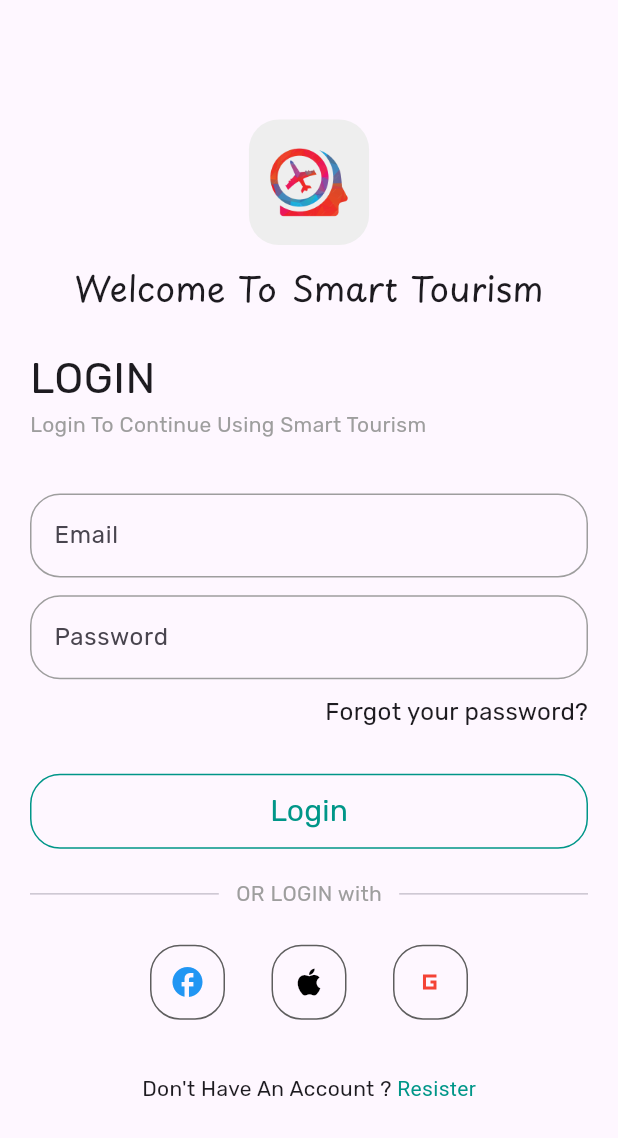
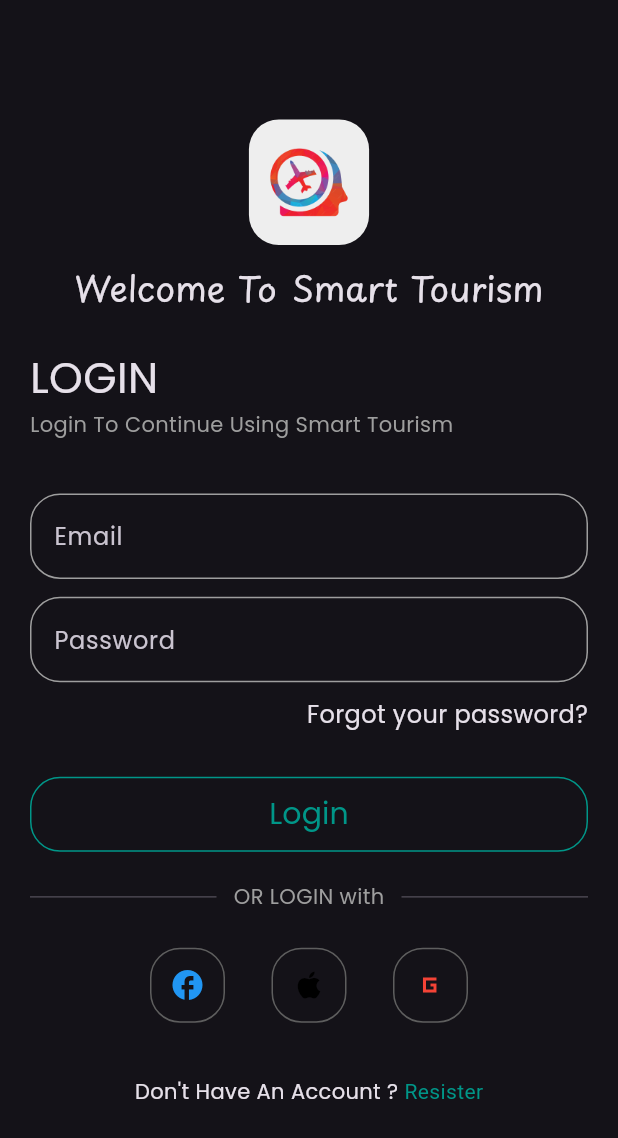
Before and after one commit to ahmedmostafa147/smart_tourism, a Flutter app: the screen it shows after launch, on a phone screen of 412 x 824 dp. Shown: the top 1138 px of the screen. Run offline on Flutter 3.47's test engine with Material 3 defaults, Android fonts, the phone set to English and light mode, and no system bars; our stand-ins replace awesome_dialog, device_preview, firebase_auth, firebase_core, flutter_screenutil, get and 1 more; accounts and stored records are empty; project files that could hold a hidden picture were left out.

```diff
--- /dev/null
+++ b/devtools_options.yaml
@@ -0,0 +1 @@
+extensions:
--- a/lib/main.dart
+++ b/lib/main.dart
@@ -48,7 +48,7 @@ class _SmartTourismState extends State<SmartTourism> {
             theme: lightTheme,
             darkTheme: darkTheme, // Set the dark theme
             themeMode: ThemeMode
-                .light, // Enable automatic theme switching based on device settings
+                .dark, // Enable automatic theme switching based on device settings
             title: 'Smart Tourism',
             home: MyCustomSplashScreen(),
             debugShowCheckedModeBanner: false,
```
